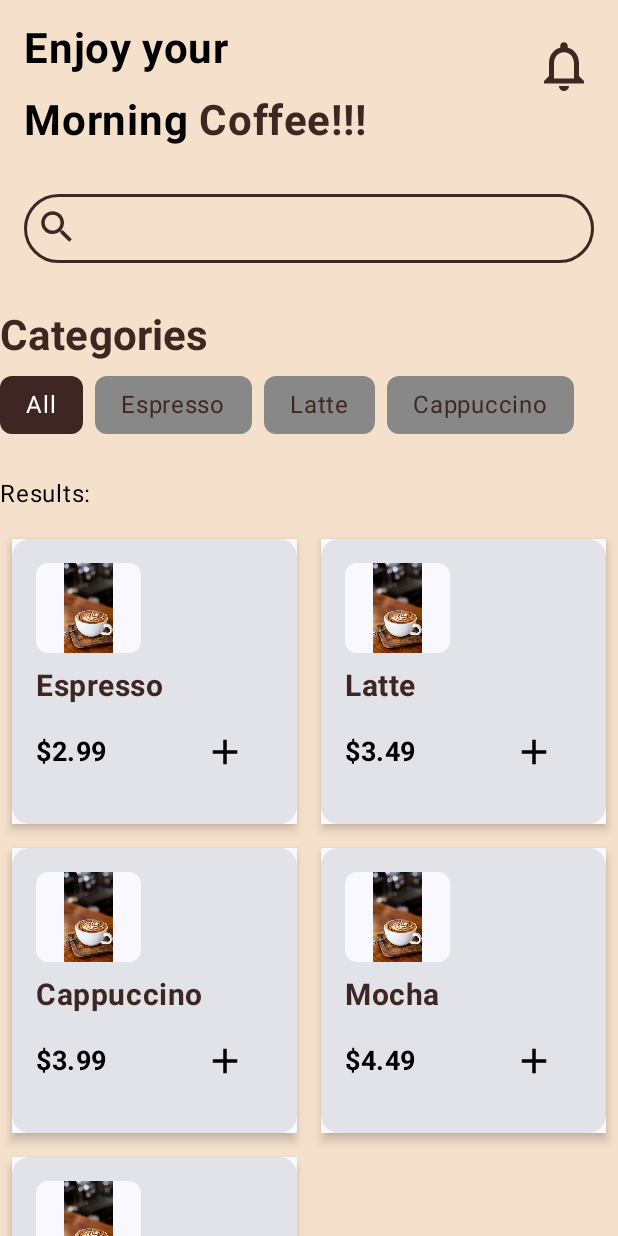
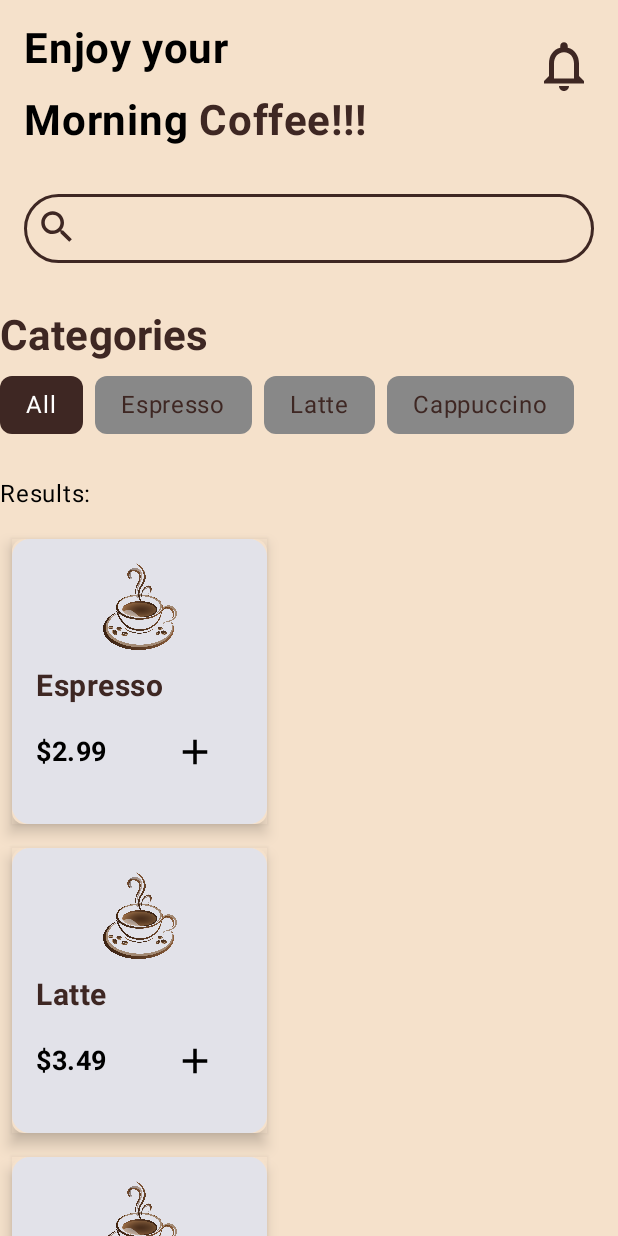
Before and after one commit to Davidkinyanjui/Final_project, an Android app built with Jetpack Compose: the ServiceScreen screen opened through its navigation route, on a phone screen of 412 x 824 dp. Run offline under Robolectric (Android 15) with nearby library versions, the phone set to English and light mode, and no system bars; our stand-ins replace Dagger/Hilt's generated code, Firebase (no records; nobody signed in at launch, a user with empty details on screens opened directly), constraintlayout-compose; libraries missing offline, so code that uses them is left out: androidx.constraintlayout.compose.

Commit message:
changed the cards photo and other changes...

```diff
--- a/app/src/main/java/com/ist/ondemand/presentation/screens/main/ServiceScreen.kt
+++ b/app/src/main/java/com/ist/ondemand/presentation/screens/main/ServiceScreen.kt
@@ -10,6 +10,7 @@ import androidx.compose.foundation.layout.Box
 import androidx.compose.foundation.layout.Column
 import androidx.compose.foundation.layout.Row
 import androidx.compose.foundation.layout.Spacer
+import androidx.compose.foundation.layout.aspectRatio
 import androidx.compose.foundation.layout.fillMaxSize
 import androidx.compose.foundation.layout.fillMaxWidth
 import androidx.compose.foundation.layout.height
@@ -231,19 +232,23 @@ fun ServiceScreen(navController: NavController, vm: MainViewModel) {
         if (filteredCoffees.isEmpty()) {
             Text("No results found.")
         } else {
-            LazyVerticalGrid(cells = GridCells.Fixed(2)){
+            LazyColumn{
                 filteredCoffees.forEach { coffee ->
                     item {
                         Surface(
-
+                            color = Color(0xFFF5E1CB),
+                            shape = RoundedCornerShape(8.dp),
                             modifier = Modifier
                                 .padding(8.dp)
-                                .shadow(elevation = 4.dp)
+                                .shadow(elevation = 6.dp)
                         ) {
                             Card(
                                 modifier = Modifier
                                     .height(190.dp) // Set the height
                                     .width(170.dp)  // Set the width
+                                    .clickable {
+                                        //handle on click
+                                    }
                             ) {
                                 Column(
                                     modifier = Modifier
@@ -251,15 +256,18 @@ fun ServiceScreen(navController: NavController, vm: MainViewModel) {
                                 ) {
                                     // Image at the top
                                     Image(
-                                        painter = painterResource(R.drawable.coffee_image),
+                                        painter = painterResource(R.drawable.logo),
                                         contentDescription = "Coffee Image",
                                         modifier = Modifier
                                             .height(60.dp)
                                             .height(90.dp) // Set the height
                                             .width(70.dp)  // Set the width
                                             .clip(shape = RoundedCornerShape(8.dp))
-                                            .background(MaterialTheme.colorScheme.background)
+                                            .padding(bottom = 2.dp)
+                                            .align(Alignment.CenterHorizontally)
+
                                     )
+
 
                                     Spacer(modifier = Modifier.height(10.dp))
 
```
